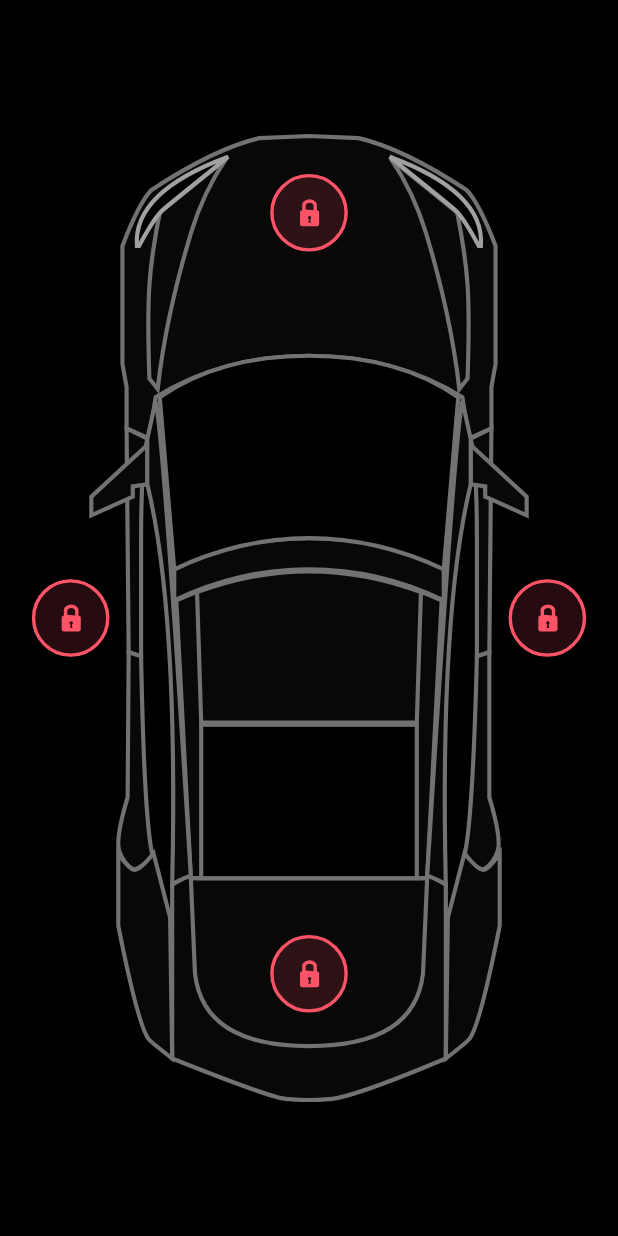
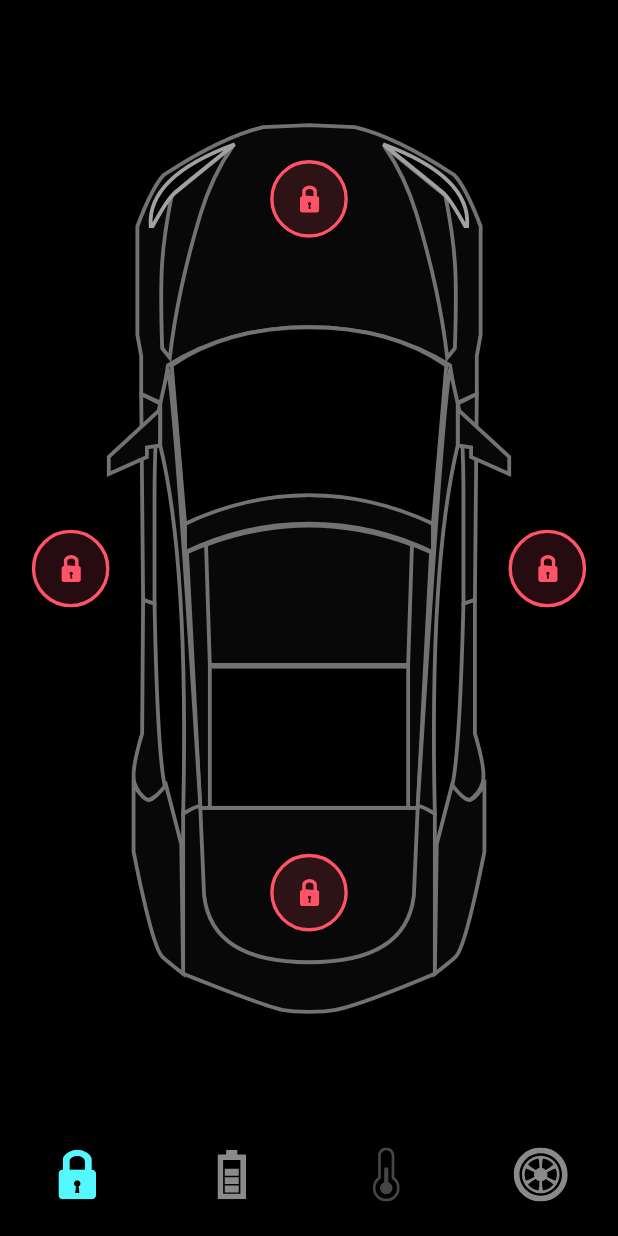
Before and after one commit to arrteann/tesla_car_animation, a Flutter app: the screen it shows after launch, on a phone screen of 412 x 824 dp. Run offline on Flutter 3.47's test engine with Material 2 defaults, Android fonts, the phone set to English and light mode, and no system bars; our stand-ins replace flutter_svg.

Commit message:
feat: bottom navigation was implemented

```diff
--- a/lib/screens/home_screen.dart
+++ b/lib/screens/home_screen.dart
@@ -1,6 +1,7 @@
 import 'package:flutter/material.dart';
 import 'package:flutter_svg/flutter_svg.dart';
 import 'package:tesla_car_animation/controller/home_controller.dart';
+import 'package:tesla_car_animation/widgets/app_bottom_navigation.dart';
 import 'package:tesla_car_animation/widgets/door_lock.dart';
 
 class HomeScreen extends StatefulWidget {
@@ -19,6 +20,10 @@ class _HomeScreenState extends State<HomeScreen> {
         animation: _controller,
         builder: (context, _) {
           return Scaffold(
+            bottomNavigationBar: AppBottomNavigation(
+              onTap: (val) {},
+              selectedTab: 0,
+            ),
             body: SafeArea(
               child: LayoutBuilder(
                 builder: (context, constraints) {
--- /dev/null
+++ b/lib/widgets/app_bottom_navigation.dart
@@ -0,0 +1,41 @@
+import 'package:flutter/material.dart';
+import 'package:flutter_svg/flutter_svg.dart';
+import 'package:tesla_car_animation/constant.dart';
+
+class AppBottomNavigation extends StatelessWidget {
+  AppBottomNavigation({
+    super.key,
+    required this.selectedTab,
+    required this.onTap,
+  });
+
+  final int selectedTab;
+  final ValueChanged<int> onTap;
+
+  final List<String> _icons = [
+    "assets/icons/Lock.svg",
+    "assets/icons/Charge.svg",
+    "assets/icons/Temp.svg",
+    "assets/icons/Tyre.svg",
+  ];
+
+  @override
+  Widget build(BuildContext context) {
+    return BottomNavigationBar(
+      onTap: onTap,
+      currentIndex: selectedTab,
+      backgroundColor: Colors.black,
+      type: BottomNavigationBarType.fixed,
+      items: List.generate(
+        _icons.length,
+        (index) => BottomNavigationBarItem(
+          icon: SvgPicture.asset(
+            _icons[index],
+            color: index == selectedTab ? primaryColor : Colors.white54,
+          ),
+          label: "",
+        ),
+      ),
+    );
+  }
+}
```
